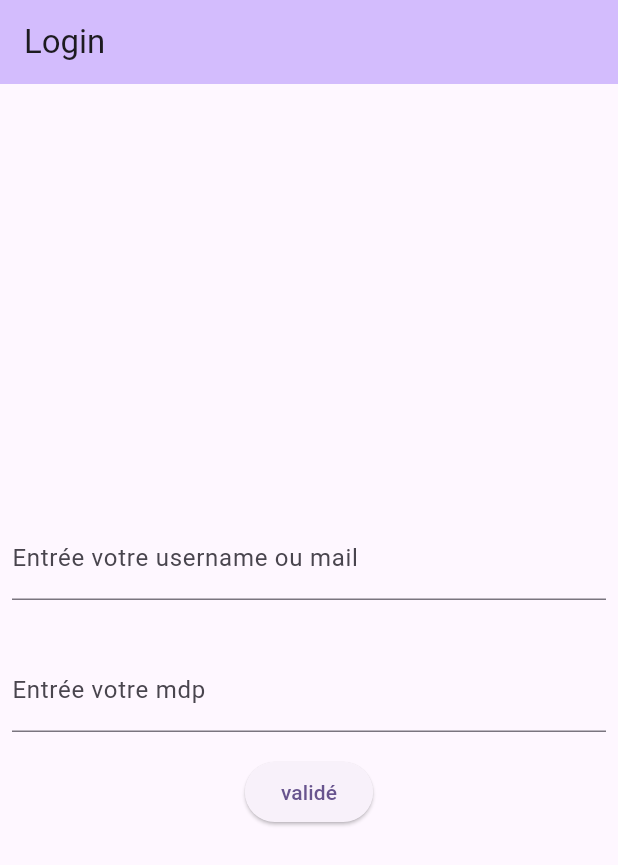
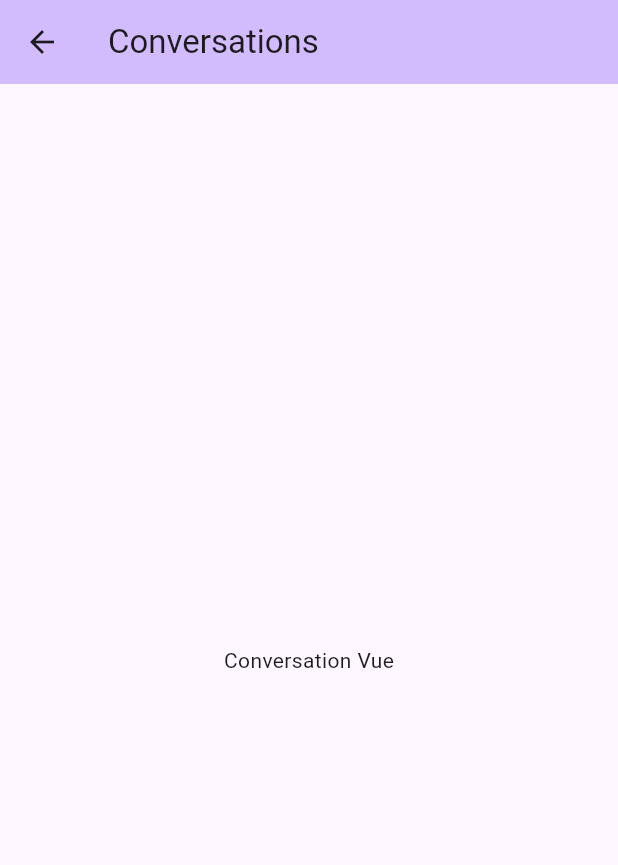
Before and after one commit to MAXCOEUR/pouic_app, a Flutter app: the screen it shows after launch, after a tap on "validé", on a phone screen of 412 x 824 dp. Shown: the top 865 px of the screen. Run offline on Flutter 3.47's test engine with Material 2 defaults, Android fonts, the light colour scheme and no system bars.

Commit message:
init conversaqtions

```diff
--- a/lib/main.dart
+++ b/lib/main.dart
@@ -1,6 +1,6 @@
 import 'package:flutter/material.dart';
 
-import 'vue/Login.dart';
+import 'vue/LoginVue.dart';
 
 void main() {
   runApp(const MyApp());
@@ -33,7 +33,7 @@ class MyApp extends StatelessWidget {
         colorScheme: ColorScheme.fromSeed(seedColor: Colors.deepPurple),
         useMaterial3: true,
       ),
-      home: const LoginPage(),
+      home: const LoginVue(),
     );
   }
 }
--- /dev/null
+++ b/lib/vue/ConversationsVue.dart
@@ -0,0 +1,40 @@
+import 'package:flutter/material.dart';
+
+class ConversationsVue extends StatefulWidget {
+  const ConversationsVue({super.key});
+
+  final String title="Conversations";
+
+  @override
+  State<ConversationsVue> createState() => _ConversationsVueState();
+}
+
+class _ConversationsVueState extends State<ConversationsVue> {
+  final userName_Email = TextEditingController();
+  final mdp = TextEditingController();
+
+  @override
+  void dispose() {
+    userName_Email.dispose();
+    mdp.dispose();
+    super.dispose();
+  }
+
+  @override
+  Widget build(BuildContext context) {
+    return Scaffold(
+      appBar: AppBar(
+        backgroundColor: Theme.of(context).colorScheme.inversePrimary,
+        title: Text(widget.title),
+      ),
+      body: Center(
+        child: Column(
+          mainAxisAlignment: MainAxisAlignment.center,
+          children: <Widget>[
+              Text("Conversation Vue"),
+          ],
+        ),
+      ),
+    );
+  }
+}
--- a/lib/vue/Login.dart
+++ b/lib/vue/LoginVue.dart
@@ -1,16 +1,16 @@
 import 'package:flutter/material.dart';
+import 'package:discution_app/vue/ConversationsVue.dart';
 
-
-class LoginPage extends StatefulWidget {
-  const LoginPage({super.key});
+class LoginVue extends StatefulWidget {
+  const LoginVue({super.key});
 
   final String title="Login";
 
   @override
-  State<LoginPage> createState() => _LoginPageState();
+  State<LoginVue> createState() => _LoginVueState();
 }
 
-class _LoginPageState extends State<LoginPage> {
+class _LoginVueState extends State<LoginVue> {
   final userName_Email = TextEditingController();
   final mdp = TextEditingController();
 
@@ -57,6 +57,10 @@ class _LoginPageState extends State<LoginPage> {
               onPressed: () {
                 // Code à exécuter lorsque le bouton est pressé
                 print('le username ou email est : '+userName_Email.text+" | le mdp est : "+mdp.text);
+                Navigator.push(
+                  context,
+                  MaterialPageRoute(builder: (context) => const ConversationsVue()),
+                );
               },
               child: Text('validé'),
             ),
```
